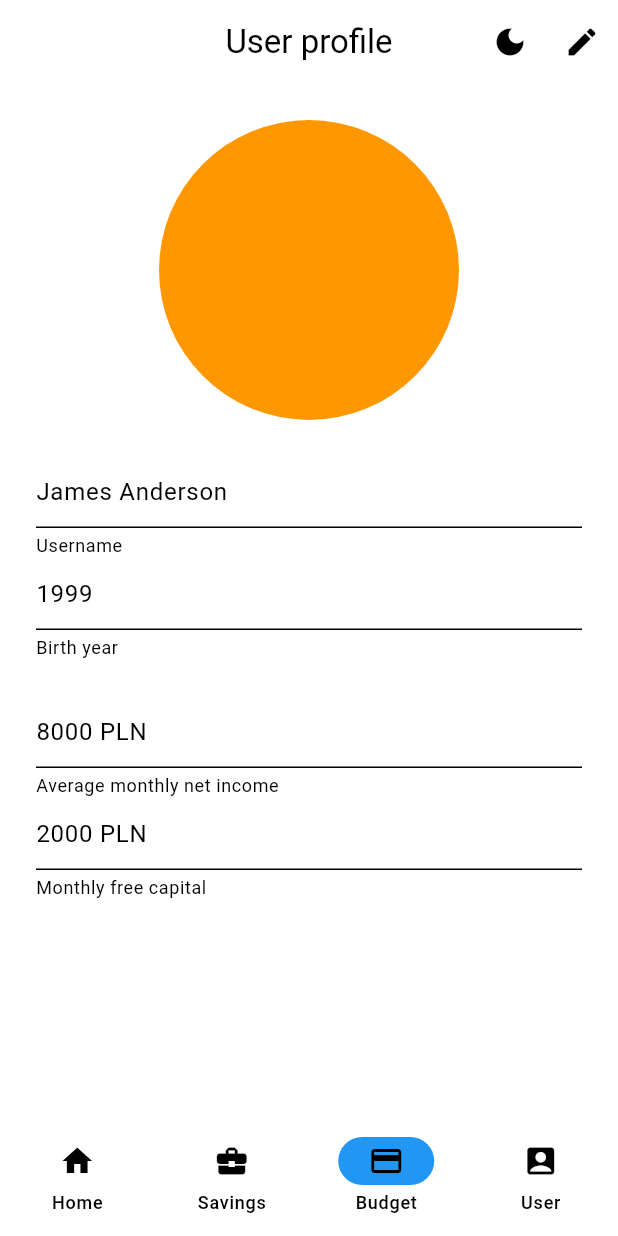
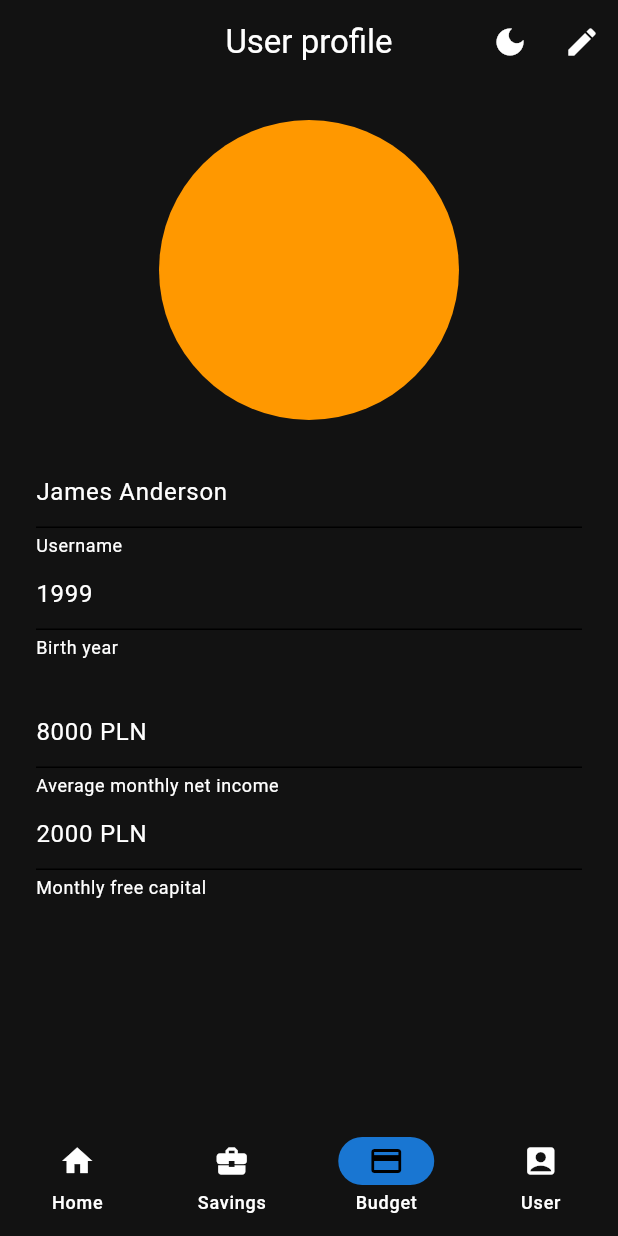
Before and after one commit to rarmand/my-entrepreneurship, a Flutter app: the screen it shows after launch, item 3 of the bottom bar chosen, after a tap on the "dark mode" icon, on a phone screen of 412 x 824 dp. Run offline on Flutter 3.47's test engine with Material 3 defaults, Android fonts, the phone set to English and light mode, and no system bars; our stand-ins replace equatable, firebase_core, flutter_bloc, flutter_form_builder, google_fonts; accounts and stored records are empty; generated files the repository leaves out were written again.

Commit message:
added toggle theme function

```diff
--- a/lib/user_profile/view/user_profile_page.dart
+++ b/lib/user_profile/view/user_profile_page.dart
@@ -1,6 +1,8 @@
 import 'package:flutter/material.dart';
 import 'package:my_entrepreneurship/l10n/l10n.dart';
+import 'package:my_entrepreneurship/theme/theme.dart';
 import 'package:my_entrepreneurship/user_form/user_form.dart';
+import 'package:provider/provider.dart';
 
 
 class UserProfilePage extends StatelessWidget {
@@ -22,8 +24,7 @@ class UserProfilePage extends StatelessWidget {
             icon: Icon(isViewDark ? Icons.light_mode : Icons.dark_mode),
             tooltip: AppLocalizations.of(context).userProfileActionChangeModeTooltip,
             onPressed: () {
-              // TODO: change view mode
-              // TODO: change theme set
+              Provider.of<ThemeProvider>(context, listen: false).toggleTheme();
             },
           ),
           IconButton(
```
